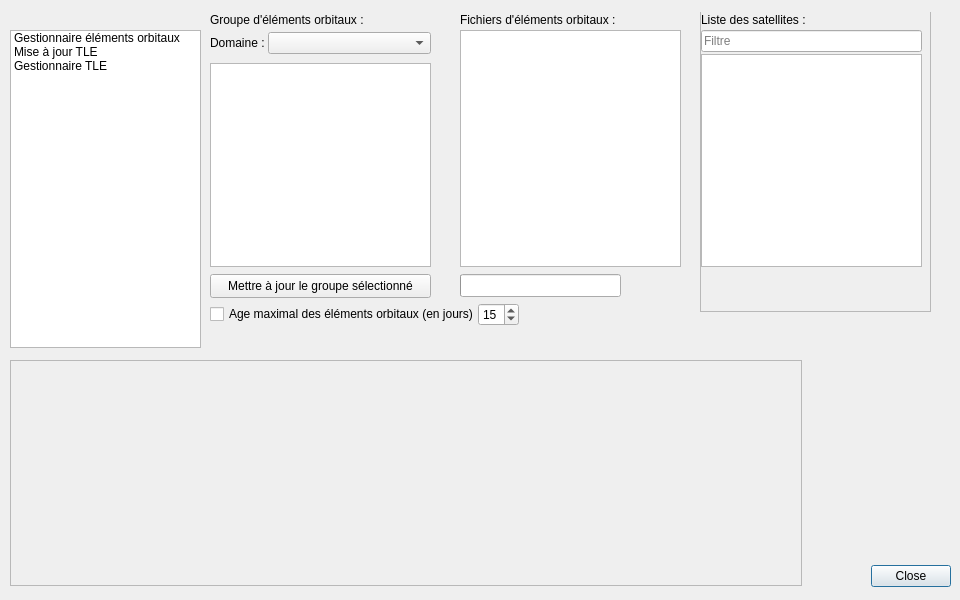
The window that src/interface/outils/outils.ui (mconsidine/previsat_archive) describes before a commit, drawn with Qt 5.
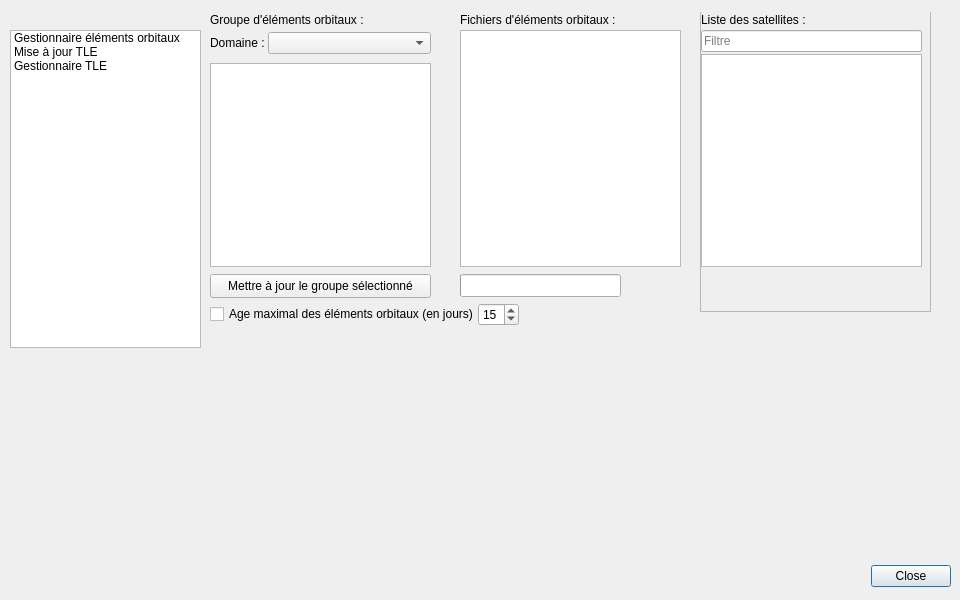
The same window after the commit.

```diff
--- a/src/interface/outils/outils.ui
+++ b/src/interface/outils/outils.ui
@@ -961,10 +961,10 @@
     </rect>
    </property>
    <property name="frameShape">
-    <enum>QFrame::StyledPanel</enum>
+    <enum>QFrame::NoFrame</enum>
    </property>
    <property name="frameShadow">
-    <enum>QFrame::Raised</enum>
+    <enum>QFrame::Plain</enum>
    </property>
   </widget>
   <zorder>listeOutils</zorder>
```
